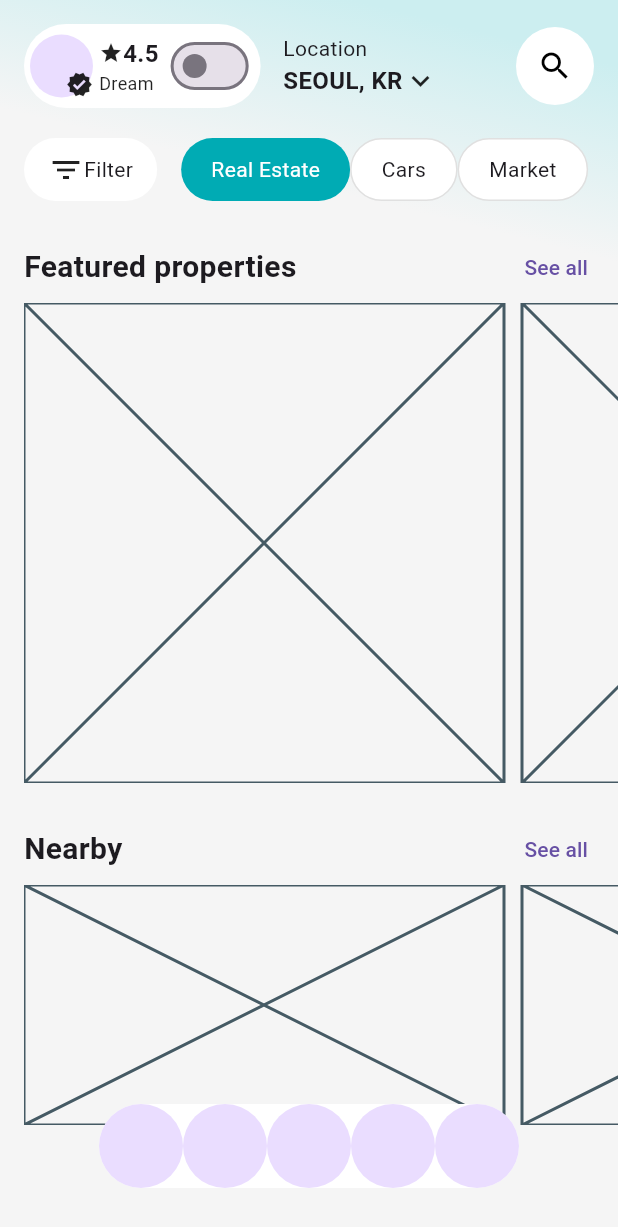
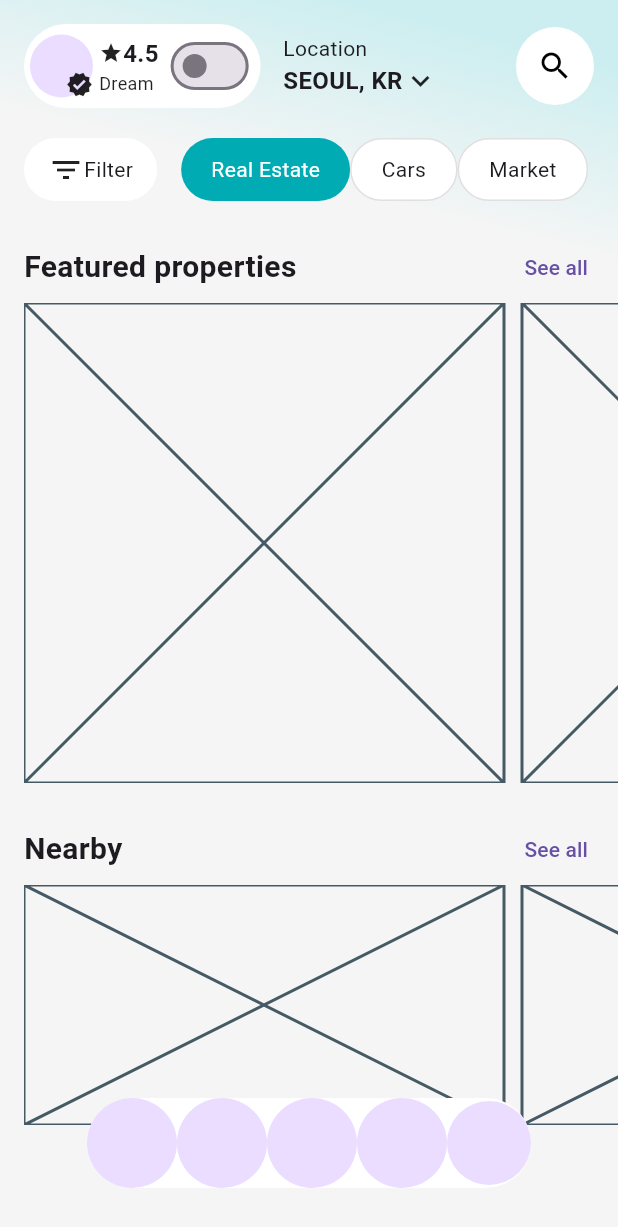
Before and after one commit to JAICHANGPARK/flutter_notebook_chapter_49, a Flutter app: the RealEstateHomePage screen opened directly, on a phone screen of 412 x 824 dp. Shown: the top 1227 px of the screen. Run offline on Flutter 3.47's test engine with Material 3 defaults, Android fonts, the phone set to English and light mode, and no system bars; our stand-ins replace dots_indicator, gap, google_fonts.

Commit message:
Update real_estate_home_page.dart

```diff
--- a/lib/ep2472_real_estate_app/ui/real_estate_home_page.dart
+++ b/lib/ep2472_real_estate_app/ui/real_estate_home_page.dart
@@ -292,10 +292,10 @@ class _RealEstateHomePageState extends State<RealEstateHomePage> {
               child: Row(
                 mainAxisSize: .min,
                 children: [
-                  CircleAvatar(radius: 28),
-                  CircleAvatar(radius: 28),
-                  CircleAvatar(radius: 28),
-                  CircleAvatar(radius: 28),
+                  CircleAvatar(radius: 30),
+                  CircleAvatar(radius: 30),
+                  CircleAvatar(radius: 30),
+                  CircleAvatar(radius: 30),
                   CircleAvatar(radius: 28),
                 ],
               ),
```
